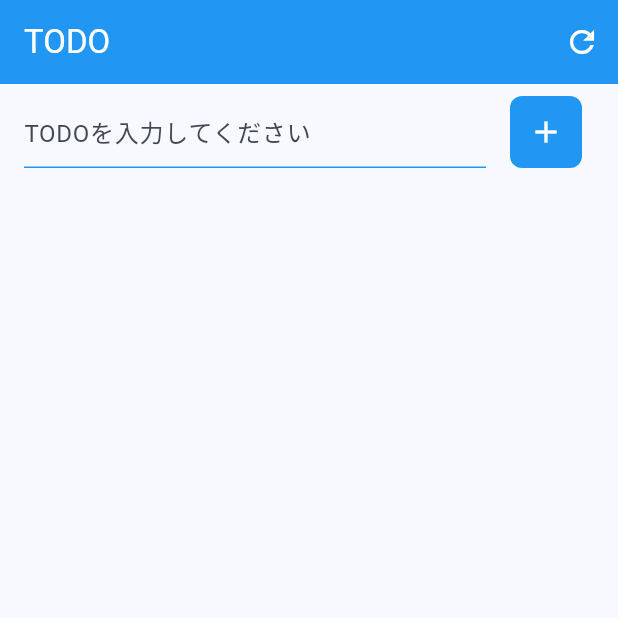
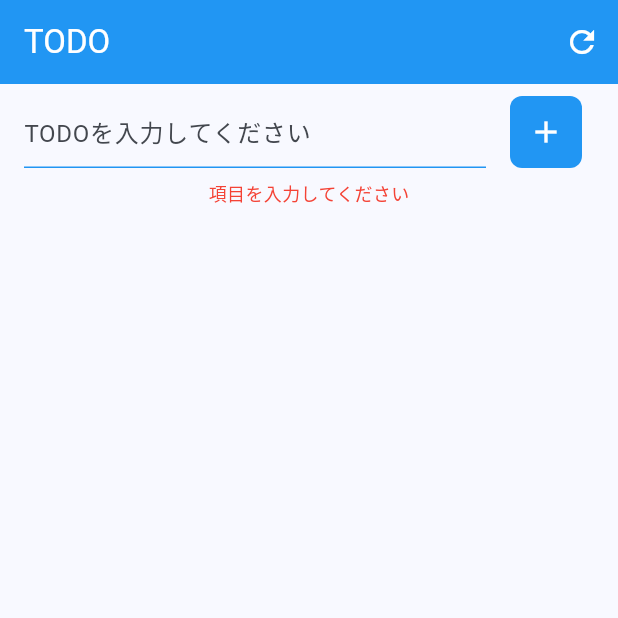
Before and after one commit to kai193/todo_list, a Flutter app: the screen it shows after launch, after a tap on the "add" icon, on a phone screen of 412 x 824 dp, the top half of it. Run offline on Flutter 3.47's test engine with Material 3 defaults, Android fonts, the phone set to English and light mode, and no system bars; our stand-ins replace cloud_firestore, firebase_core, flutter_riverpod, freezed_annotation, riverpod, riverpod_annotation; accounts and stored records are empty; generated files the repository leaves out were written again.

Commit message:
ファイル分割 その他修正

```diff
--- a/lib/screens/home_screen.dart
+++ b/lib/screens/home_screen.dart
@@ -13,14 +13,24 @@ class HomeScreen extends ConsumerStatefulWidget {
 
 class _HomeScreenState extends ConsumerState<HomeScreen> {
   final TextEditingController textEditingController = TextEditingController();
+  String? _errorMessage;
 
   Future<void> _saveItem() async {
-    if (textEditingController.text.trim().isNotEmpty) {
+    if (textEditingController.text.trim().isEmpty) {
+      setState(() {
+        _errorMessage = '項目を入力してください';
+      });
+      return;
+    }
+
+    setState(() {
+      _errorMessage = null;
+    });
+
     await ref
         .read(todoNotifierProvider.notifier)
         .addItem(textEditingController.text);
     textEditingController.clear();
-    }
   }
 
   @override
@@ -89,7 +99,9 @@ class _HomeScreenState extends ConsumerState<HomeScreen> {
     return ListView.builder(
       itemBuilder: (context, index) {
         if (index == 0) {
-          return ListTile(
+          return Column(
+            children: [
+              ListTile(
                 title: TextField(
                   controller: textEditingController,
                   decoration: const InputDecoration(
@@ -101,6 +113,13 @@ class _HomeScreenState extends ConsumerState<HomeScreen> {
                       borderSide: BorderSide(color: Colors.blue, width: 2),
                     ),
                   ),
+                  onChanged: (value) {
+                    if (_errorMessage != null && value.trim().isNotEmpty) {
+                      setState(() {
+                        _errorMessage = null;
+                      });
+                    }
+                  },
                   onSubmitted: (_) => _saveItem(),
                 ),
                 trailing: Container(
@@ -113,6 +132,20 @@ class _HomeScreenState extends ConsumerState<HomeScreen> {
                     icon: const Icon(Icons.add, color: Colors.white, size: 24),
                   ),
                 ),
+              ),
+              if (_errorMessage != null)
+                Padding(
+                  padding: const EdgeInsets.only(
+                    left: 16.0,
+                    right: 16.0,
+                    bottom: 8.0,
+                  ),
+                  child: Text(
+                    _errorMessage!,
+                    style: const TextStyle(color: Colors.red, fontSize: 12),
+                  ),
+                ),
+            ],
           );
         }
         final item = items[index - 1];
--- a/lib/widgets/todo_item_widget.dart
+++ b/lib/widgets/todo_item_widget.dart
@@ -1,4 +1,5 @@
 import 'package:flutter/material.dart';
+import 'package:intl/intl.dart';
 import '../models/item.dart';
 
 class TodoItemWidget extends StatefulWidget {
@@ -91,9 +92,7 @@ class _TodoItemWidgetState extends State<TodoItemWidget> {
                 },
               )
             : Text(widget.item.text),
-        subtitle: Text(
-          widget.item.date.toString().replaceAll('-', '/').substring(0, 19),
-        ),
+        subtitle: Text(DateFormat('yyyy/MM/dd HH:mm').format(widget.item.date)),
         trailing: IconButton(
           icon: Icon(
             widget.item.completed
--- a/pubspec.yaml
+++ b/pubspec.yaml
@@ -42,6 +42,9 @@ dependencies:
   # RiverPod for state management
   flutter_riverpod: ^2.5.1
   riverpod_annotation: ^2.3.5
+
+  # Date formatting
+  intl: ^0.19.0
 
 dev_dependencies:
   flutter_test:
```
Also changed, not shown: lib/providers/todo_provider.dart (+6 -5 lines), pubspec.lock, 4 other files. Lines whose indentation alone changed are shown as unchanged.
